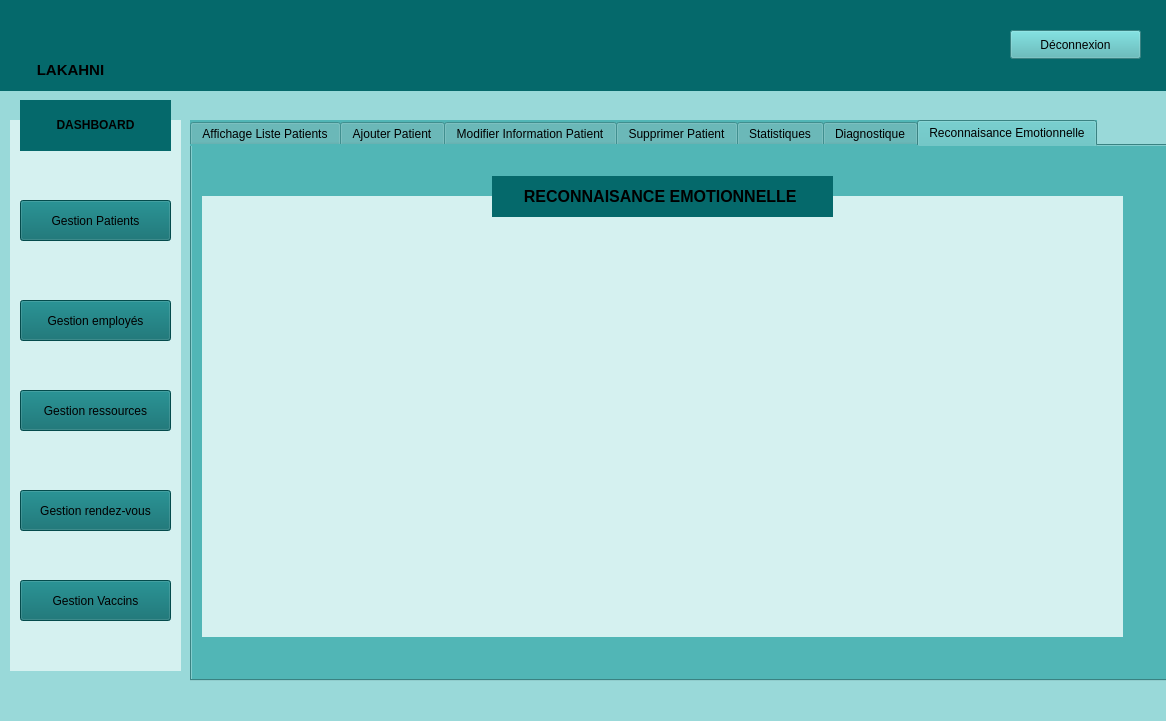
The window that mainwindow.ui (hamzaoui45/projetc-) describes before a commit, drawn with Qt 5.
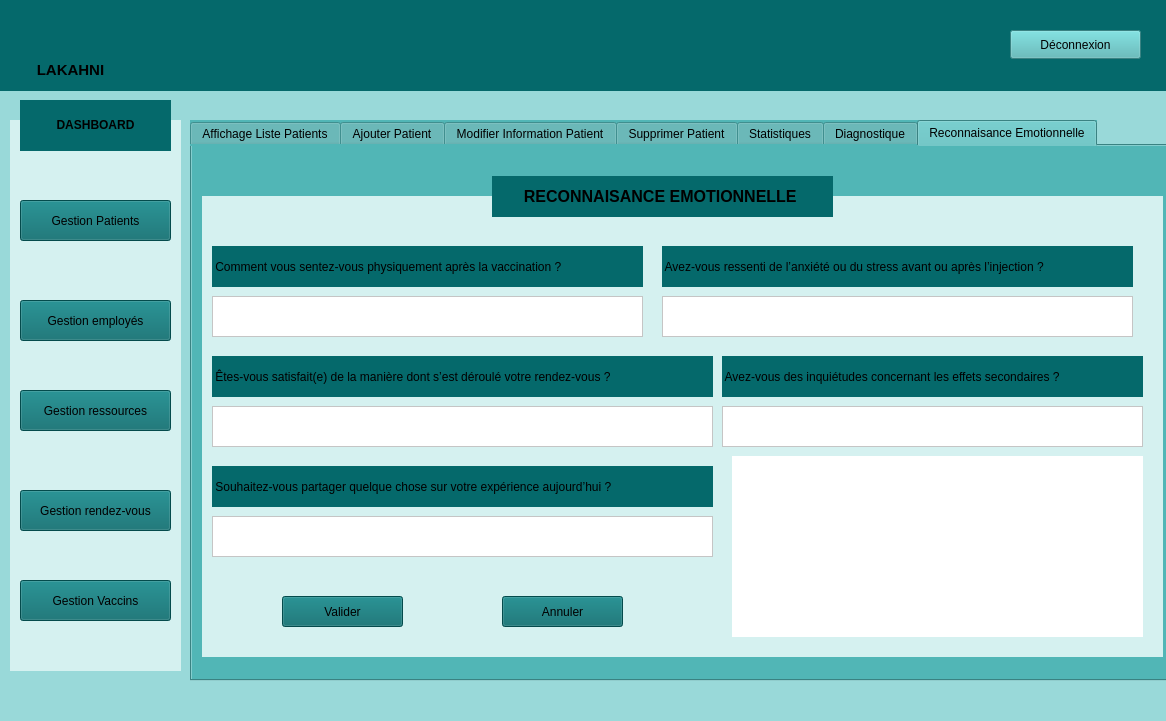
The same window after the commit. The open tabs and pages were chosen to show the change. Icons and pictures are not drawn.

Patch:
```diff
--- a/mainwindow.ui
+++ b/mainwindow.ui
@@ -2061,8 +2061,8 @@
        <rect>
         <x>10</x>
         <y>50</y>
-        <width>921</width>
-        <height>441</height>
+        <width>961</width>
+        <height>461</height>
        </rect>
       </property>
       <property name="styleSheet">
@@ -2088,6 +2088,211 @@
        <string>&lt;html&gt;&lt;head/&gt;&lt;body&gt;&lt;p align=&quot;center&quot;&gt;&lt;span style=&quot; font-size:12pt; font-weight:700;&quot;&gt;RECONNAISANCE EMOTIONNELLE &lt;/span&gt;&lt;/p&gt;&lt;/body&gt;&lt;/html&gt;</string>
       </property>
      </widget>
+     <widget class="QLabel" name="Q1">
+      <property name="geometry">
+       <rect>
+        <x>20</x>
+        <y>100</y>
+        <width>431</width>
+        <height>41</height>
+       </rect>
+      </property>
+      <property name="styleSheet">
+       <string notr="true">background-color: rgb(5, 105, 107);</string>
+      </property>
+      <property name="text">
+       <string> Comment vous sentez-vous physiquement après la vaccination ?</string>
+      </property>
+     </widget>
+     <widget class="QLabel" name="Q2">
+      <property name="geometry">
+       <rect>
+        <x>470</x>
+        <y>100</y>
+        <width>471</width>
+        <height>41</height>
+       </rect>
+      </property>
+      <property name="styleSheet">
+       <string notr="true">background-color: rgb(5, 105, 107);</string>
+      </property>
+      <property name="text">
+       <string> Avez-vous ressenti de l’anxiété ou du stress avant ou après l’injection ?</string>
+      </property>
+     </widget>
+     <widget class="QPlainTextEdit" name="rep1">
+      <property name="geometry">
+       <rect>
+        <x>20</x>
+        <y>150</y>
+        <width>431</width>
+        <height>41</height>
+       </rect>
+      </property>
+      <property name="styleSheet">
+       <string notr="true">background-color: rgb(255, 255, 255);  /* Fond blanc */
+color: rgb(0, 0, 0);  /* Texte noir */
+</string>
+      </property>
+     </widget>
+     <widget class="QPlainTextEdit" name="rep2">
+      <property name="geometry">
+       <rect>
+        <x>470</x>
+        <y>150</y>
+        <width>471</width>
+        <height>41</height>
+       </rect>
+      </property>
+      <property name="styleSheet">
+       <string notr="true">background-color: rgb(255, 255, 255);  /* Fond blanc */
+color: rgb(0, 0, 0);  /* Texte noir */
+</string>
+      </property>
+     </widget>
+     <widget class="QLabel" name="Q3">
+      <property name="geometry">
+       <rect>
+        <x>20</x>
+        <y>210</y>
+        <width>501</width>
+        <height>41</height>
+       </rect>
+      </property>
+      <property name="styleSheet">
+       <string notr="true">background-color: rgb(5, 105, 107);</string>
+      </property>
+      <property name="text">
+       <string> Êtes-vous satisfait(e) de la manière dont s’est déroulé votre rendez-vous ?</string>
+      </property>
+     </widget>
+     <widget class="QPlainTextEdit" name="rep3">
+      <property name="geometry">
+       <rect>
+        <x>20</x>
+        <y>260</y>
+        <width>501</width>
+        <height>41</height>
+       </rect>
+      </property>
+      <property name="styleSheet">
+       <string notr="true">background-color: rgb(255, 255, 255);  /* Fond blanc */
+color: rgb(0, 0, 0);  /* Texte noir */
+</string>
+      </property>
+     </widget>
+     <widget class="QLabel" name="Q4">
+      <property name="geometry">
+       <rect>
+        <x>530</x>
+        <y>210</y>
+        <width>421</width>
+        <height>41</height>
+       </rect>
+      </property>
+      <property name="styleSheet">
+       <string notr="true">background-color: rgb(5, 105, 107);</string>
+      </property>
+      <property name="text">
+       <string> Avez-vous des inquiétudes concernant les effets secondaires ?</string>
+      </property>
+     </widget>
+     <widget class="QPlainTextEdit" name="rep4">
+      <property name="geometry">
+       <rect>
+        <x>530</x>
+        <y>260</y>
+        <width>421</width>
+        <height>41</height>
+       </rect>
+      </property>
+      <property name="styleSheet">
+       <string notr="true">background-color: rgb(255, 255, 255);  /* Fond blanc */
+color: rgb(0, 0, 0);  /* Texte noir */
+</string>
+      </property>
+     </widget>
+     <widget class="QLabel" name="Q5">
+      <property name="geometry">
+       <rect>
+        <x>20</x>
+        <y>320</y>
+        <width>501</width>
+        <height>41</height>
+       </rect>
+      </property>
+      <property name="styleSheet">
+       <string notr="true">background-color: rgb(5, 105, 107);</string>
+      </property>
+      <property name="text">
+       <string> Souhaitez-vous partager quelque chose sur votre expérience aujourd’hui ?</string>
+      </property>
+     </widget>
+     <widget class="QPlainTextEdit" name="rep5">
+      <property name="geometry">
+       <rect>
+        <x>20</x>
+        <y>370</y>
+        <width>501</width>
+        <height>41</height>
+       </rect>
+      </property>
+      <property name="styleSheet">
+       <string notr="true">background-color: rgb(255, 255, 255);  /* Fond blanc */
+color: rgb(0, 0, 0);  /* Texte noir */
+</string>
+      </property>
+     </widget>
+     <widget class="QPushButton" name="annul_button">
+      <property name="geometry">
+       <rect>
+        <x>310</x>
+        <y>450</y>
+        <width>121</width>
+        <height>31</height>
+       </rect>
+      </property>
+      <property name="styleSheet">
+       <string notr="true">background-color: rgb(5, 105, 107);</string>
+      </property>
+      <property name="text">
+       <string>Annuler</string>
+      </property>
+     </widget>
+     <widget class="QPushButton" name="val_button">
+      <property name="geometry">
+       <rect>
+        <x>90</x>
+        <y>450</y>
+        <width>121</width>
+        <height>31</height>
+       </rect>
+      </property>
+      <property name="styleSheet">
+       <string notr="true">background-color: rgb(5, 105, 107);</string>
+      </property>
+      <property name="text">
+       <string>Valider</string>
+      </property>
+     </widget>
+     <widget class="QLabel" name="aff_resul">
+      <property name="geometry">
+       <rect>
+        <x>540</x>
+        <y>310</y>
+        <width>411</width>
+        <height>181</height>
+       </rect>
+      </property>
+      <property name="styleSheet">
+       <string notr="true">background-color: rgb(255, 255, 255);  /* Fond blanc */
+color: rgb(0, 0, 0);  /* Texte noir */
+</string>
+      </property>
+      <property name="text">
+       <string/>
+      </property>
+     </widget>
     </widget>
    </widget>
    <zorder>label</zorder>
```
Left out of the diff: 224 changed lines with no effect on the pictures.
